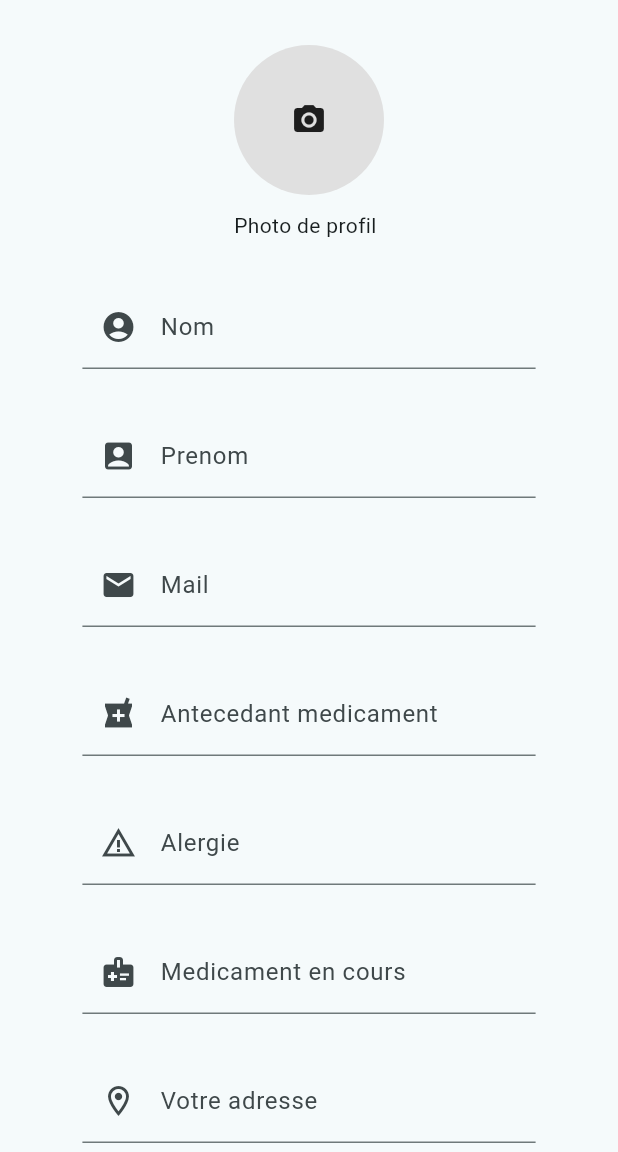
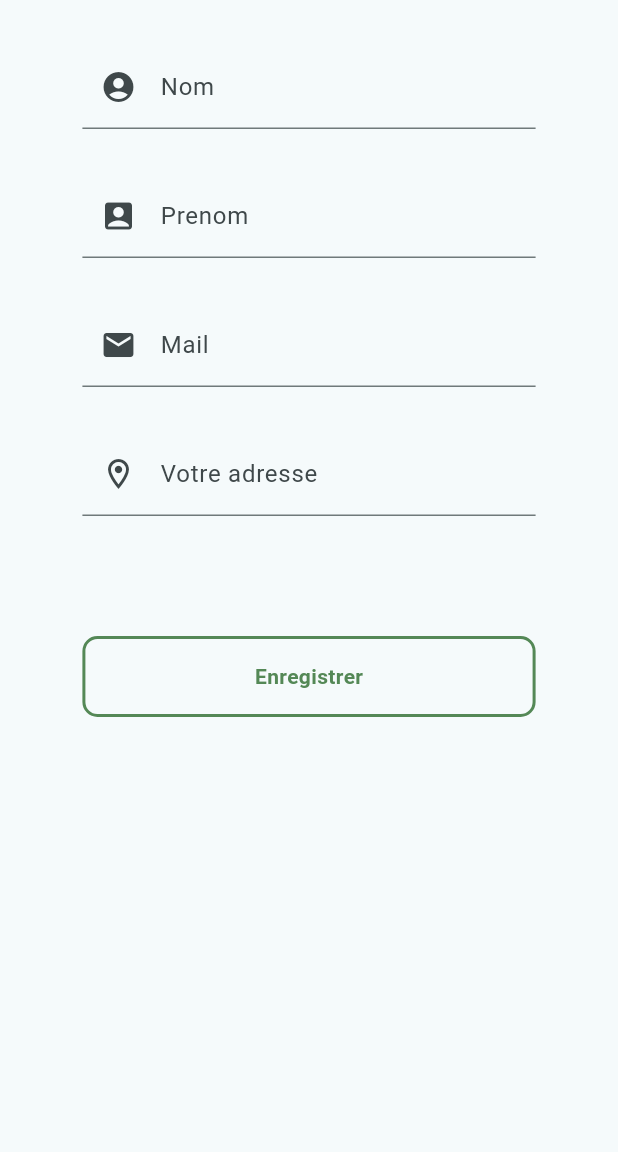
Before and after one commit to Cemafio/heathfirst_mobile, a Flutter app: the Editprofil screen opened directly, on a phone screen of 412 x 824 dp, the part 84-1236 px from its top. Run offline on Flutter 3.47's test engine with Material 3 defaults, Android fonts, the phone set to English and light mode, and no system bars; our stand-ins replace easy_date_timeline, firebase_core, flutter_map, flutter_riverpod, flutter_screenutil, geolocator and 10 more; missing offline and left inert: dart:ffi, flutter_polyline_points; accounts and stored records are empty; statements that could not run were skipped.

Commit message:
fix bug edit profil and photo

```diff
--- a/lib/page/profile/editProfil.dart
+++ b/lib/page/profile/editProfil.dart
@@ -112,45 +112,45 @@ class _EditprofilState extends ConsumerState<Editprofil> {
           children: [
 
             const SizedBox(height: 30),
-            Column(
-              crossAxisAlignment: CrossAxisAlignment.start,
-              children: [
-                GestureDetector(
-                  onTap: _pickImage,
-                  child: _selectedImage != null
-                      ? ClipOval(
-                          child:Image.file(
-                            _selectedImage!,
-                            width: 100,
-                            height: 100,
-                            fit: BoxFit.cover
-                          )
-                        )
-                      : (_photo != '')
-                        ? ClipOval(
-                            child: Image.network(
-                              _networkImageUrl!,
-                              width: 100,
-                              height: 100,
-                              fit: BoxFit.cover
-                            )
-                          )
-                        : Container(
-                          width: 100,
-                          height: 100,
-                          decoration: BoxDecoration(
-                            borderRadius: BorderRadius.all(Radius.circular(50.w)),
-                            color: Colors.grey[300],
-                          ),
+            // Column(
+            //   crossAxisAlignment: CrossAxisAlignment.start,
+            //   children: [
+            //     GestureDetector(
+            //       onTap: _pickImage,
+            //       child: _selectedImage != null
+            //           ? ClipOval(
+            //               child:Image.file(
+            //                 _selectedImage!,
+            //                 width: 100,
+            //                 height: 100,
+            //                 fit: BoxFit.cover
+            //               )
+            //             )
+            //           : (_photo != '')
+            //             ? ClipOval(
+            //                 child: Image.network(
+            //                   _networkImageUrl!,
+            //                   width: 100,
+            //                   height: 100,
+            //                   fit: BoxFit.cover
+            //                 )
+            //               )
+            //             : Container(
+            //               width: 100,
+            //               height: 100,
+            //               decoration: BoxDecoration(
+            //                 borderRadius: BorderRadius.all(Radius.circular(50.w)),
+            //                 color: Colors.grey[300],
+            //               ),
 
-                          child: const Icon(Icons.camera_alt),
-                        ),
-                ),
-                const SizedBox(height: 10),
-                const Text('Photo de profil'),
-              ],
-            ),
-            const SizedBox(height: 30,),
+            //               child: const Icon(Icons.camera_alt),
+            //             ),
+            //     ),
+            //     const SizedBox(height: 10),
+            //     const Text('Photo de profil'),
+            //   ],
+            // ),
+            // const SizedBox(height: 30,),
             Container(
               padding: EdgeInsets.symmetric(horizontal: 50.w),
               child: Form(
@@ -244,51 +244,51 @@ class _EditprofilState extends ConsumerState<Editprofil> {
                     //   },
                     //   onSaved: (newValue) => _tel = newValue!,
                     // ),
-                    const SizedBox(height: 30),
-                    TextFormField(
-                      controller: _antecMedocController,
-                      decoration: const InputDecoration(
-                        labelText: 'Antecedant medicament',
-                        prefixIcon: Icon(Icons.local_pharmacy),
-                      ),
-                      validator: (value) {
-                        if (value == null || value.isEmpty) {
-                          return 'Veuillez entrer votre Votre anetecedant medoc';
-                        }
-                        return null;
-                      },
-                      onSaved: (newValue) => _ant_medoc = newValue!,
-                    ),
-                    const SizedBox(height: 30),
-                    TextFormField(
-                      controller: _alegieController,
-                      decoration: const InputDecoration(
-                        labelText: 'Alergie',
-                        prefixIcon: Icon(Icons.warning_amber),
-                      ),
-                      validator: (value) {
-                        if (value == null || value.isEmpty) {
-                          return 'Veuillez entrer votre alergie';
-                        }
-                        return null;
-                      },
-                      onSaved: (newValue) => _allergie = newValue!,
-                    ),
-                    const SizedBox(height: 30),
-                    TextFormField(
-                      controller: _medocController,
-                      decoration: const InputDecoration(
-                        labelText: 'Medicament en cours',
-                        prefixIcon: Icon(Icons.medical_information),
-                      ),
-                      validator: (value) {
-                        if (value == null || value.isEmpty) {
-                          return 'Veuillez entrer votre medicament en cours';
-                        }
-                        return null;
-                      },
-                      onSaved: (newValue) => _medoc_en_cours = newValue!,
-                    ),
+                    // const SizedBox(height: 30),
+                    // TextFormField(
+                    //   controller: _antecMedocController,
+                    //   decoration: const InputDecoration(
+                    //     labelText: 'Antecedant medicament',
+                    //     prefixIcon: Icon(Icons.local_pharmacy),
+                    //   ),
+                    //   validator: (value) {
+                    //     if (value == null || value.isEmpty) {
+                    //       return 'Veuillez entrer votre Votre anetecedant medoc';
+                    //     }
+                    //     return null;
+                    //   },
+                    //   onSaved: (newValue) => _ant_medoc = newValue!,
+                    // ),
+                    // const SizedBox(height: 30),
+                    // TextFormField(
+                    //   controller: _alegieController,
+                    //   decoration: const InputDecoration(
+                    //     labelText: 'Alergie',
+                    //     prefixIcon: Icon(Icons.warning_amber),
+                    //   ),
+                    //   validator: (value) {
+                    //     if (value == null || value.isEmpty) {
+                    //       return 'Veuillez entrer votre alergie';
+                    //     }
+                    //     return null;
+                    //   },
+                    //   onSaved: (newValue) => _allergie = newValue!,
+                    // ),
+                    // const SizedBox(height: 30),
+                    // TextFormField(
+                    //   controller: _medocController,
+                    //   decoration: const InputDecoration(
+                    //     labelText: 'Medicament en cours',
+                    //     prefixIcon: Icon(Icons.medical_information),
+                    //   ),
+                    //   validator: (value) {
+                    //     if (value == null || value.isEmpty) {
+                    //       return 'Veuillez entrer votre medicament en cours';
+                    //     }
+                    //     return null;
+                    //   },
+                    //   onSaved: (newValue) => _medoc_en_cours = newValue!,
+                    // ),
 
                     const SizedBox(height: 30),
                     TextFormField(
@@ -336,12 +336,15 @@ class _EditprofilState extends ConsumerState<Editprofil> {
                           if (isValide) {
                             _formKey.currentState!.save();
                             try {
+                              print("Donner envoyer: ${ref.watch(userDataStatic).id},$_nom,$_prenom, $_date_de_naissance, $_photo, $_sexe, $_tel, $_identifiant, $_adress");
 
-                              await editProfil( ref.read(userDataStatic).id!,_nom,_prenom, _date_de_naissance, _photo, _sexe, _tel, _ant_medoc, _allergie,_identifiant, _adress,_medoc_en_cours,'client');
+                              await editProfil( ref.read(userDataStatic).id!,_nom,_prenom, _date_de_naissance, _photo, _sexe, _tel, _ant_medoc, _allergie,_identifiant, _adress,_medoc_en_cours,'client',ref.read(accessTokenProvider), ref.read(baseUrl));
 
                               ScaffoldMessenger.of(context).showSnackBar(
                                 SnackBar(content: Text('Profil mis à jour !')),
                               );
+                              ref.refresh(user_data);
+
                               Navigator.pop(context, true);
                             } catch (e) {
                               print(e);
--- a/lib/page/widget/clientFormRdv.dart
+++ b/lib/page/widget/clientFormRdv.dart
@@ -10,8 +10,6 @@ import 'package:intl/intl.dart';
 import 'package:table_calendar/table_calendar.dart';
 
 class ClientFormRdv extends ConsumerStatefulWidget {
-  // final List<DateTime> dates;
-  // final DateTime selectedDay;
   final Map<String, dynamic> docInfo;
   const ClientFormRdv({super.key, required this.docInfo});
 
@@ -310,6 +308,8 @@ class _ClientFormRdvState extends ConsumerState<ClientFormRdv> {
                     symptome = '';
                     selectedTime = '';
                   });
+                  ref.refresh(verrifRdvAsync);
+
                 } catch (e) {
                   print(e);
                   ScaffoldMessenger.of(context).showSnackBar(
--- a/lib/page/widget/simple_btn.dart
+++ b/lib/page/widget/simple_btn.dart
@@ -72,13 +72,12 @@ class _SimpelBtnState extends State<SimpelBtn> {
                   fontSize: widget.sizetx ?? 13,
                 ),
               )
-              :
-              SizedBox(
+              : SizedBox(
                 height: 20,
                 width: 20,
                 child: Center(
                   child: CircularProgressIndicator(
-                    color: Colors.white,
+                    color: Color(0xFF548856),
                     strokeWidth: 2,
                   ),
                 ),
--- a/lib/service/data.dart
+++ b/lib/service/data.dart
@@ -279,6 +279,7 @@ Future<void> takeAppointmentSimple({
     print("❌ Erreur (${response.statusCode}) : ${response.body}");
   }
 }
+
 Future<void> takeAppointment({required int docId, required String symptome, required DateTime date, required String hour, required int idDoc, required int patientid, required String token, required String baseUrl}) async{
   final url = Uri.parse('$baseUrl/api/validate/get_appointement');
   print('Date => ${date.toIso8601String().split(' ')[0]}');
@@ -308,6 +309,7 @@ Future<void> takeAppointment({required int docId, required String symptome, requ
     throw Exception("❌ ${response.statusCode} ${response.body}  (O_o)");
   }
 }
+
 Future<Map<String, dynamic>> verrifAppointment({required int idDoc, required int patientId, required String baseUrl, required String token}) async {
   final url = Uri.parse("$baseUrl/api/verrifRdvExist");
 
@@ -336,10 +338,9 @@ Future<Map<String, dynamic>> verrifAppointment({required int idDoc, required int
     throw Exception("❌ Erreur to verrif this appointment: status ${response.statusCode} ${response.body}  (O_o)");
   }
 }
-Future<void> editProfil(int id, String nom,String prenom,String date_de_naissance,String? photo,String sexe,String tel,String ant_medoc,String allergie,String  ident, String adress, String medoc_en_cours, String roles) async {
+
+Future<void> editProfil(int id, String nom,String prenom,String date_de_naissance,String? photo,String sexe,String tel,String ant_medoc,String allergie,String  ident, String adress, String medoc_en_cours, String roles, String token, String baseUrl) async {
   final url = Uri.parse("$baseUrl/api/edit_profil");
-  final pers = await SharedPreferences.getInstance();
-  final token = pers.getString('token');
   var request = http.MultipartRequest("POST", url);
 
   request.fields['id'] = id.toString();
@@ -382,10 +383,9 @@ Future<void> editProfil(int id, String nom,String prenom,String date_de_naissanc
     throw Exception("❌ ${response.statusCode} ${responseData.body}  (O_o)");
   }
 }
-Future<void> editProfilDoc(int id, String nom,String prenom,String date_de_naissance,String? photo,String sexe,String tel,String  ident, String adress,String speciality, String  adressCabinet ,String roles) async {
+
+Future<void> editProfilDoc(int id, String nom,String prenom,String date_de_naissance,String? photo,String sexe,String tel,String  ident, String adress,String speciality, String  adressCabinet ,String roles, String token, String baseUrl) async {
   final url = Uri.parse("$baseUrl/api/edit_profil");
-  final pers = await SharedPreferences.getInstance();
-  final token = pers.getString('token');
 
   var request = http.MultipartRequest("POST", url);
 
```
Also changed, not shown: lib/page/home/liste_doc_alentour.dart (+34 -6 lines), lib/page/home/searchSection.dart (+33 -7 lines), lib/page/profile/InfoUser.dart (+45 -19 lines), lib/page/profile/editProfilDoc.dart (+46 -43 lines), lib/page/profile/profil.dart (+13 -21 lines).
